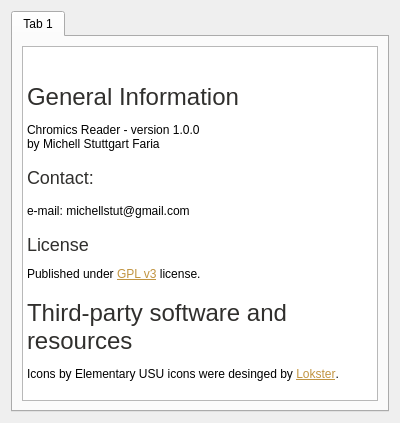
First picture: the form in view/about_dialog.ui, repository mstuttgart/pynocchio, before the edit.
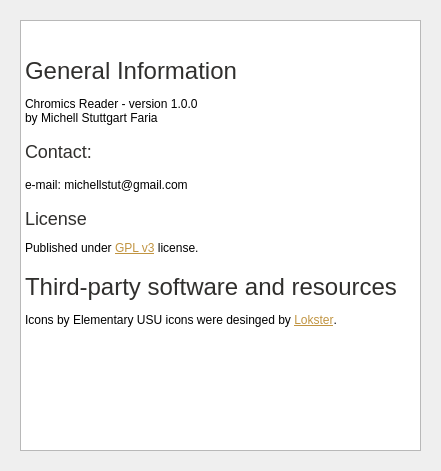
Second picture: the form after the edit. Icons and pictures are not drawn.

The edit to the form file:
```diff
--- a/view/about_dialog.ui
+++ b/view/about_dialog.ui
@@ -6,8 +6,8 @@
    <rect>
     <x>0</x>
     <y>0</y>
-    <width>400</width>
-    <height>423</height>
+    <width>441</width>
+    <height>471</height>
    </rect>
   </property>
   <property name="windowTitle">
@@ -22,14 +22,7 @@
   </property>
   <layout class="QHBoxLayout" name="horizontalLayout">
    <item>
-    <widget class="QTabWidget" name="tabWidget">
-     <property name="currentIndex">
-      <number>0</number>
-     </property>
-     <widget class="QWidget" name="tab">
-      <attribute name="title">
-       <string>Tab 1</string>
-      </attribute>
+    <widget class="QWidget" name="widget" native="true">
       <layout class="QVBoxLayout" name="verticalLayout">
        <item>
         <widget class="QTextBrowser" name="textBrowser">
@@ -51,7 +44,6 @@
         </widget>
        </item>
       </layout>
-     </widget>
     </widget>
    </item>
   </layout>
```
Lines whose indentation alone changed are shown as unchanged.
